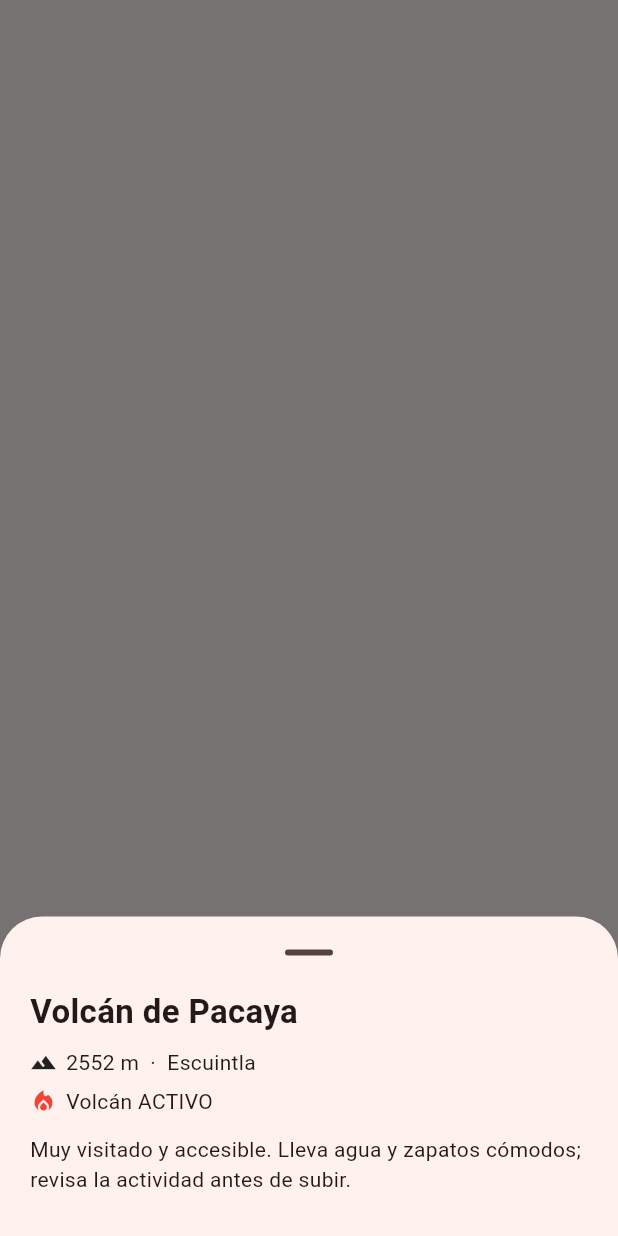
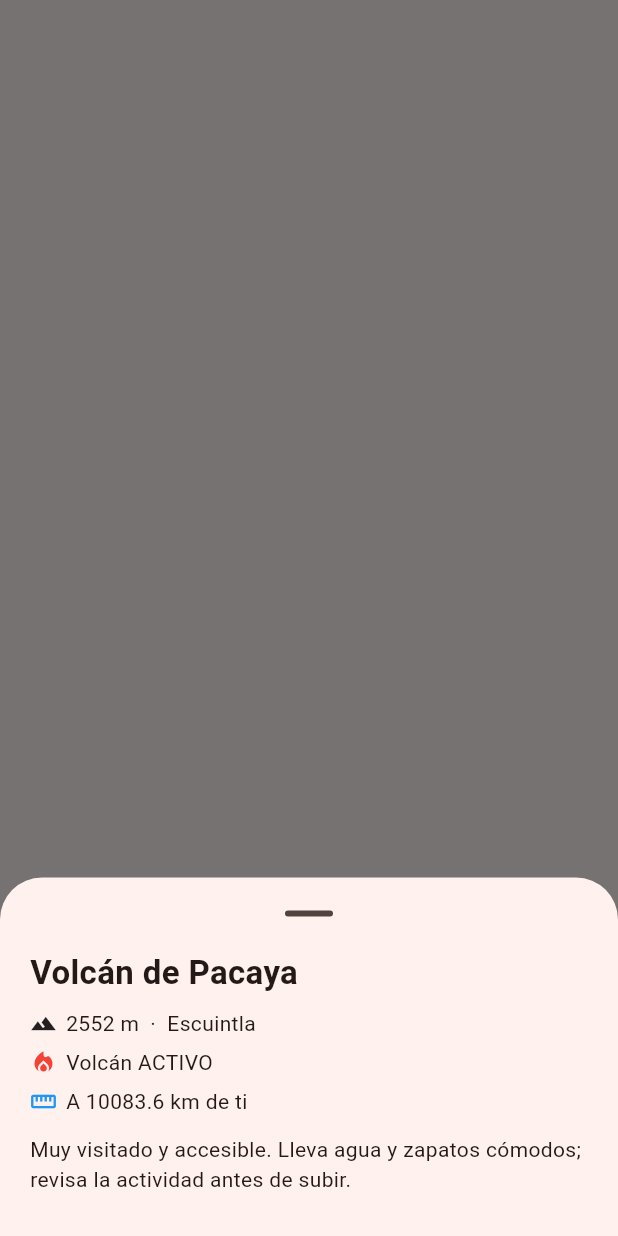
Before and after one commit to samuelcatalanz123/volcanes-gt, a Flutter app: what mostrarVolcanInfo() shows on an empty page, opened directly with sample values from the repository, on a phone screen of 412 x 824 dp. Run offline on Flutter 3.47's test engine with Material 3 defaults, Android fonts, the phone set to English and light mode, and no system bars; our stand-ins replace flutter_map, geolocator, latlong2.

Commit message:
feat: lista ordenada por altura + distancia desde el usuario
Botón de lista en la barra: volcanes ordenados del más alto al más bajo;
tocar uno vuela el mapa hacia él. La tarjeta muestra la distancia en km
desde tu ubicación (si hay GPS).

Co-Authored-By: Claude Opus 4.8 (1M context) <noreply@anthropic.com>

```diff
--- a/lib/widgets/volcan_info.dart
+++ b/lib/widgets/volcan_info.dart
@@ -1,8 +1,17 @@
 import 'package:flutter/material.dart';
+import 'package:latlong2/latlong.dart';
 import '../models/volcan.dart';
 
 /// Muestra la info de un volcán en una hoja inferior (bottom sheet).
-void mostrarVolcanInfo(BuildContext context, Volcan v) {
+/// Si [desde] no es null (la ubicación del usuario), muestra la distancia.
+void mostrarVolcanInfo(BuildContext context, Volcan v, {LatLng? desde}) {
+  // Calcula la distancia en kilómetros desde el usuario hasta el volcán.
+  String? distanciaTexto;
+  if (desde != null) {
+    final metros = const Distance().as(LengthUnit.Meter, desde, v.punto);
+    distanciaTexto = 'A ${(metros / 1000).toStringAsFixed(1)} km de ti';
+  }
+
   showModalBottomSheet(
     context: context,
     showDragHandle: true,
@@ -26,6 +35,14 @@ void mostrarVolcanInfo(BuildContext context, Volcan v) {
             const SizedBox(width: 6),
             Text(v.activo ? 'Volcán ACTIVO' : 'Inactivo'),
           ]),
+          if (distanciaTexto != null) ...[
+            const SizedBox(height: 6),
+            Row(children: [
+              const Icon(Icons.straighten, size: 18, color: Colors.blue),
+              const SizedBox(width: 6),
+              Text(distanciaTexto),
+            ]),
+          ],
           const SizedBox(height: 12),
           Text(v.consejo, style: const TextStyle(height: 1.4)),
         ],
```
Also changed, not shown: lib/screens/mapa_screen.dart (+47 -2 lines).
